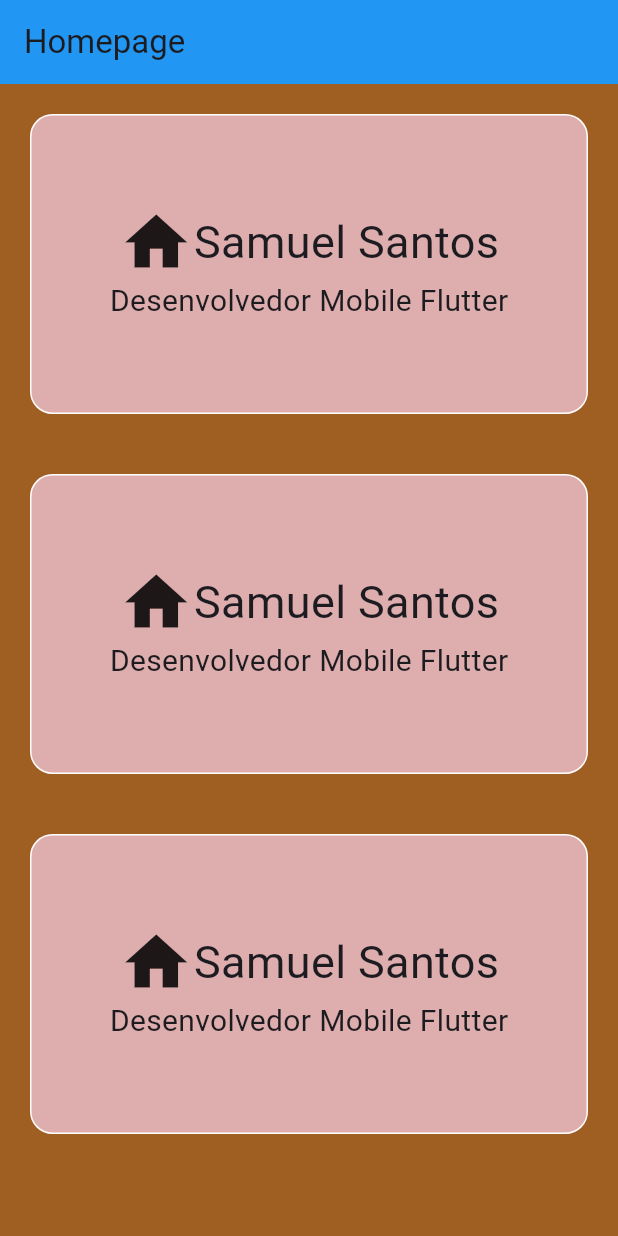
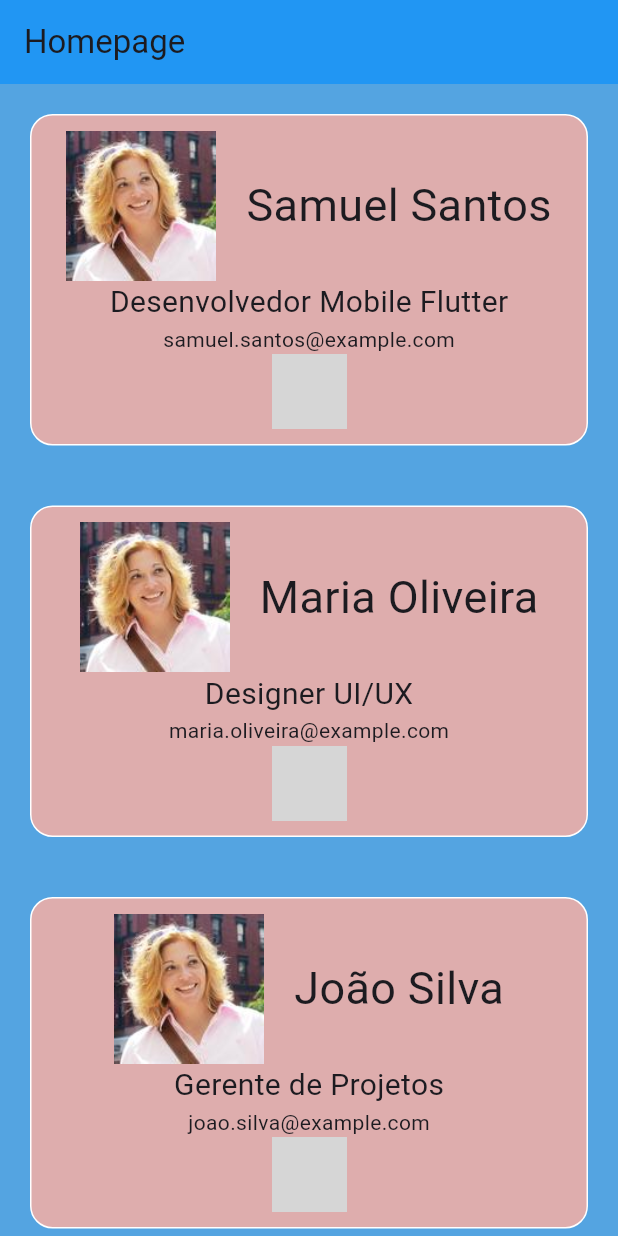
Before and after one commit to waltereidi/unimar_flutter, a Flutter app: the screen it shows after launch, on a phone screen of 412 x 824 dp. Run offline on Flutter 3.47's test engine with Material 3 defaults, Android fonts, the phone set to English and light mode, and no system bars; network calls fail; grey boxes are pictures that could not be loaded.

Commit message:
data model and mock

```diff
--- /dev/null
+++ b/lib/mocks/list_users.dart
@@ -0,0 +1,43 @@
+import 'package:unimar_sab_19/models/user_app.dart';
+
+//Linguage: Dart
+//Mock data for user profiles in the app
+//This data is used to simulate user profiles in the application
+
+List<UserApp> mockUsers = [
+  UserApp(
+    id: '1',
+    name: 'Samuel Santos',
+    email: 'samuel.santos@example.com',
+    imageUrl: 'https://picsum.photos/200',
+    role: 'Desenvolvedor Mobile Flutter',
+  ),
+  UserApp(
+    id: '2',
+    name: 'Maria Oliveira',
+    email: 'maria.oliveira@example.com',
+    imageUrl: 'https://picsum.photos/200?random=1',
+    role: 'Designer UI/UX',
+  ),
+  UserApp(
+    id: '3',
+    name: 'João Silva',
+    email: 'joao.silva@example.com',
+    imageUrl: 'https://picsum.photos/200?random=2',
+    role: 'Gerente de Projetos',
+  ),
+  UserApp(
+    id: '4',
+    name: 'Ana Costa',
+    email: 'ana.costa@example.com',
+    imageUrl: 'https://picsum.photos/200?random=3',
+    role: 'Analista de Sistemas',
+  ),
+  UserApp(
+    id: '5',
+    name: 'Pedro Almeida',
+    email: 'pedro.almeida@example.com',
+    imageUrl: 'https://picsum.photos/200?random=4',
+    role: 'Desenvolvedor Backend',
+  ),
+];
--- /dev/null
+++ b/lib/models/user_app.dart
@@ -0,0 +1,11 @@
+//? => aceita ser null
+
+class UserApp {
+  String? id;
+  String? name;
+  String? email;
+  String? imageUrl;
+  String? role;
+
+  UserApp({this.id, this.name, this.email, this.imageUrl, this.role});
+}
--- a/lib/views/homepage/homepage.dart
+++ b/lib/views/homepage/homepage.dart
@@ -1,4 +1,5 @@
 import 'package:flutter/material.dart';
+import 'package:unimar_sab_19/mocks/list_users.dart';
 import 'package:unimar_sab_19/views/homepage/widgets/appcard.dart';
 
 class Homepage extends StatelessWidget {
@@ -12,8 +13,14 @@ class Homepage extends StatelessWidget {
         backgroundColor: Colors.blue,
       ),
       body: Container(
-        color: const Color.fromARGB(255, 159, 95, 35),
-        child: Column(children: [AppCard(), AppCard(), AppCard()]),
+        color: const Color.fromARGB(255, 84, 164, 225),
+        child: ListView.builder(
+          itemCount: mockUsers.length,
+          itemBuilder: (context, index) {
+            final user = mockUsers[index];
+            return AppCard(userApp: user);
+          },
+        ),
       ),
     );
   }
--- a/lib/views/homepage/widgets/appcard.dart
+++ b/lib/views/homepage/widgets/appcard.dart
@@ -1,18 +1,21 @@
 import 'package:flutter/material.dart';
+import 'package:unimar_sab_19/models/user_app.dart';
 
 class AppCard extends StatelessWidget {
-  const AppCard({super.key});
+  const AppCard({super.key, required this.userApp});
+  final UserApp userApp;
 
   @override
   Widget build(BuildContext context) {
     return Container(
+      padding: const EdgeInsets.all(10.0),
       decoration: BoxDecoration(
         color: const Color.fromARGB(255, 222, 173, 173),
         border: Border.all(color: const Color.fromARGB(255, 255, 255, 255)),
         borderRadius: BorderRadius.circular(15.0),
       ),
       margin: const EdgeInsets.all(20.0),
-      height: 200.0,
+      //height: 200.0,
       width: double.infinity,
       child: Column(
         mainAxisAlignment: MainAxisAlignment.center,
@@ -21,12 +24,17 @@ class AppCard extends StatelessWidget {
           Row(
             //Evita que o Row ocupe todo o espaço disponível
             mainAxisSize: MainAxisSize.min,
+            spacing:
+                20, //Espaçamento entre os elementos do Row - Versoes mais recentes do Flutter usam `spacing` em vez de `mainAxisAlignment`
             children: [
-              Icon(Icons.home, size: 50.0),
-              Text("Samuel Santos", style: TextStyle(fontSize: 30)),
+              Image.asset('assets/images/0.jpg', width: 100, height: 100),
+
+              Text(userApp.name ?? '', style: TextStyle(fontSize: 30)),
             ],
-          ),
-          Text("Desenvolvedor Mobile Flutter", style: TextStyle(fontSize: 20)),
+          ), //
+          Text(userApp.role ?? '', style: TextStyle(fontSize: 20)),
+          Text(userApp.email ?? '', style: TextStyle(fontSize: 14)),
+          Image.network(userApp.imageUrl ?? '', width: 50, height: 50),
         ],
       ),
     );
--- a/pubspec.yaml
+++ b/pubspec.yaml
@@ -58,8 +58,8 @@ flutter:
   uses-material-design: true
 
   # To add assets to your application, add an assets section, like this:
-  # assets:
-  #   - images/a_dot_burr.jpeg
+  assets:
+    - assets/images/
   #   - images/a_dot_ham.jpeg
 
   # An image asset can refer to one or more resolution-specific "variants", see
```
Also changed, not shown: assets/images/0.jpg (added), assets/images/1.jpg (added), assets/images/2.jpg (added), assets/images/3.jpg (added), assets/images/4.jpg (added), assets/images/5.jpg (added), 1 other file.
